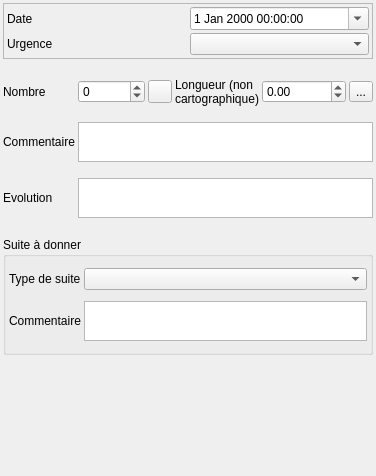
The window that Lamia/iface/qgiswidget/tools/toolprepro/base3_levee/lamiabase_levee_observation_tool_ui_SIRS.ui (Artelia/Lamia) describes before a commit, drawn with Qt 5.
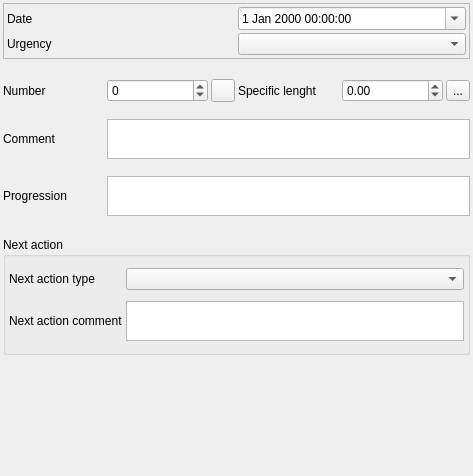
The same window after the commit. The open tabs and pages were chosen to show the change. Icons and pictures are not drawn.

Patch:
```diff
--- a/Lamia/iface/qgiswidget/tools/toolprepro/base3_levee/lamiabase_levee_observation_tool_ui_SIRS.ui
+++ b/Lamia/iface/qgiswidget/tools/toolprepro/base3_levee/lamiabase_levee_observation_tool_ui_SIRS.ui
@@ -6,7 +6,7 @@
    <rect>
     <x>0</x>
     <y>0</y>
-    <width>347</width>
+    <width>473</width>
     <height>476</height>
    </rect>
   </property>
@@ -58,12 +58,18 @@
         <property name="text">
          <string>Date</string>
         </property>
+        <property name="wordWrap">
+         <bool>true</bool>
+        </property>
        </widget>
       </item>
       <item row="1" column="0">
        <widget class="QLabel" name="label_5">
         <property name="text">
-         <string>Urgence</string>
+         <string>Urgency</string>
+        </property>
+        <property name="wordWrap">
+         <bool>true</bool>
         </property>
        </widget>
       </item>
@@ -105,7 +111,7 @@
        <item row="5" column="0">
         <widget class="QLabel" name="label_6">
          <property name="text">
-          <string>Evolution</string>
+          <string>Progression</string>
          </property>
          <property name="wordWrap">
           <bool>true</bool>
@@ -125,7 +131,7 @@
        <item row="1" column="3">
         <widget class="QLabel" name="label_11">
          <property name="text">
-          <string>Longueur (non cartographique)</string>
+          <string>Specific lenght</string>
          </property>
          <property name="wordWrap">
           <bool>true</bool>
@@ -135,7 +141,7 @@
        <item row="3" column="0">
         <widget class="QLabel" name="label_7">
          <property name="text">
-          <string>Commentaire</string>
+          <string>Comment</string>
          </property>
          <property name="wordWrap">
           <bool>true</bool>
@@ -145,7 +151,7 @@
        <item row="1" column="0">
         <widget class="QLabel" name="label_2">
          <property name="text">
-          <string>Nombre</string>
+          <string>Number</string>
          </property>
          <property name="wordWrap">
           <bool>true</bool>
@@ -517,7 +523,7 @@
    <item>
     <widget class="QGroupBox" name="groupBox">
      <property name="title">
-      <string>Suite à donner</string>
+      <string>Next action</string>
      </property>
      <layout class="QGridLayout" name="gridLayout_4">
       <property name="leftMargin">
@@ -538,7 +544,7 @@
       <item row="1" column="0">
        <widget class="QLabel" name="label_8">
         <property name="text">
-         <string>Commentaire</string>
+         <string>Next action comment</string>
         </property>
         <property name="wordWrap">
          <bool>true</bool>
@@ -567,7 +573,7 @@
       <item row="0" column="0">
        <widget class="QLabel" name="label_4">
         <property name="text">
-         <string>Type de suite</string>
+         <string>Next action type</string>
         </property>
         <property name="wordWrap">
          <bool>true</bool>
```
Left out of the diff: 6 changed lines with no effect on the pictures.
